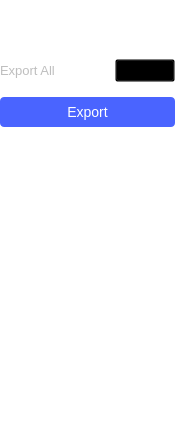
This is ui/osc_export_settings.ui in analogdevicesinc/scopy as Qt 5 draws it before an edit. The edited form follows.
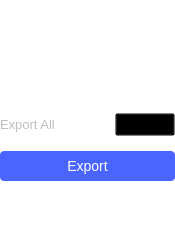
This is the edited form. Custom widgets are drawn as their Qt base class.

Commit message: Oscilloscope: Move all the X-Y settings in the right side menu instead of having them on the plot.

```diff
--- a/ui/osc_export_settings.ui
+++ b/ui/osc_export_settings.ui
@@ -7,9 +7,15 @@
     <x>0</x>
     <y>0</y>
     <width>175</width>
-    <height>434</height>
+    <height>239</height>
    </rect>
   </property>
+  <property name="sizePolicy">
+   <sizepolicy hsizetype="Preferred" vsizetype="Preferred">
+    <horstretch>0</horstretch>
+    <verstretch>0</verstretch>
+   </sizepolicy>
+  </property>
   <property name="windowTitle">
    <string>Form</string>
   </property>
@@ -288,10 +294,13 @@
         <property name="orientation">
          <enum>Qt::Vertical</enum>
         </property>
+        <property name="sizeType">
+         <enum>QSizePolicy::Minimum</enum>
+        </property>
         <property name="sizeHint" stdset="0">
          <size>
           <width>20</width>
-          <height>40</height>
+          <height>30</height>
          </size>
         </property>
        </spacer>
```
The commit also changes 3 other files.
